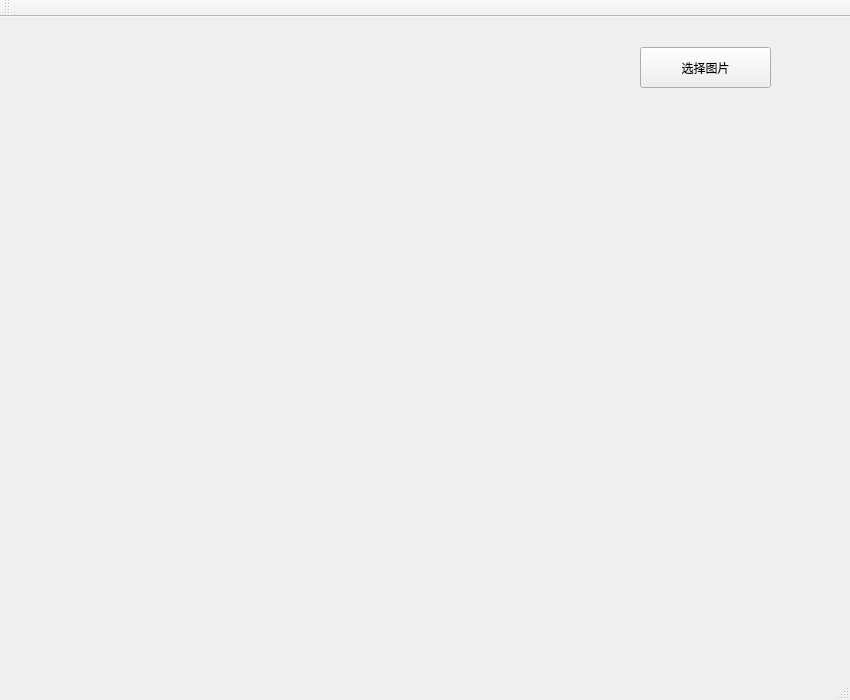
The window that mainwindow.ui (denllx/intelligent-jigsaw) describes before a commit, drawn with Qt 5.
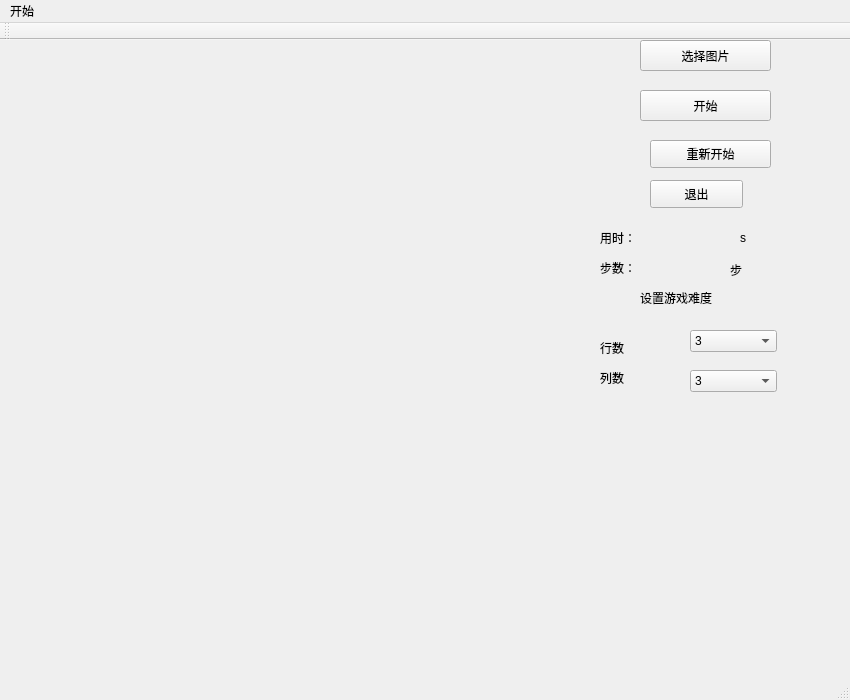
The same window after the commit. Icons and pictures are not drawn.

```diff
--- a/mainwindow.ui
+++ b/mainwindow.ui
@@ -18,9 +18,9 @@
     <property name="geometry">
      <rect>
       <x>640</x>
-      <y>30</y>
+      <y>0</y>
       <width>131</width>
-      <height>41</height>
+      <height>31</height>
      </rect>
     </property>
     <property name="text">
@@ -43,6 +43,262 @@
      <string/>
     </property>
    </widget>
+   <widget class="QLabel" name="label">
+    <property name="geometry">
+     <rect>
+      <x>640</x>
+      <y>250</y>
+      <width>121</width>
+      <height>16</height>
+     </rect>
+    </property>
+    <property name="text">
+     <string>设置游戏难度</string>
+    </property>
+   </widget>
+   <widget class="QLabel" name="label_2">
+    <property name="geometry">
+     <rect>
+      <x>600</x>
+      <y>300</y>
+      <width>72</width>
+      <height>15</height>
+     </rect>
+    </property>
+    <property name="text">
+     <string>行数</string>
+    </property>
+   </widget>
+   <widget class="QLabel" name="label_3">
+    <property name="geometry">
+     <rect>
+      <x>600</x>
+      <y>330</y>
+      <width>72</width>
+      <height>15</height>
+     </rect>
+    </property>
+    <property name="text">
+     <string>列数</string>
+    </property>
+   </widget>
+   <widget class="QComboBox" name="rows">
+    <property name="geometry">
+     <rect>
+      <x>690</x>
+      <y>290</y>
+      <width>87</width>
+      <height>22</height>
+     </rect>
+    </property>
+    <item>
+     <property name="text">
+      <string>3</string>
+     </property>
+    </item>
+    <item>
+     <property name="text">
+      <string>4</string>
+     </property>
+    </item>
+    <item>
+     <property name="text">
+      <string>5</string>
+     </property>
+    </item>
+    <item>
+     <property name="text">
+      <string>6</string>
+     </property>
+    </item>
+    <item>
+     <property name="text">
+      <string>7</string>
+     </property>
+    </item>
+    <item>
+     <property name="text">
+      <string>8</string>
+     </property>
+    </item>
+    <item>
+     <property name="text">
+      <string>9</string>
+     </property>
+    </item>
+    <item>
+     <property name="text">
+      <string>10</string>
+     </property>
+    </item>
+   </widget>
+   <widget class="QComboBox" name="cols">
+    <property name="geometry">
+     <rect>
+      <x>690</x>
+      <y>330</y>
+      <width>87</width>
+      <height>22</height>
+     </rect>
+    </property>
+    <item>
+     <property name="text">
+      <string>3</string>
+     </property>
+    </item>
+    <item>
+     <property name="text">
+      <string>4</string>
+     </property>
+    </item>
+    <item>
+     <property name="text">
+      <string>5</string>
+     </property>
+    </item>
+    <item>
+     <property name="text">
+      <string>6</string>
+     </property>
+    </item>
+    <item>
+     <property name="text">
+      <string>7</string>
+     </property>
+    </item>
+    <item>
+     <property name="text">
+      <string>8</string>
+     </property>
+    </item>
+    <item>
+     <property name="text">
+      <string>9</string>
+     </property>
+    </item>
+    <item>
+     <property name="text">
+      <string>10</string>
+     </property>
+    </item>
+   </widget>
+   <widget class="QLabel" name="label_4">
+    <property name="geometry">
+     <rect>
+      <x>600</x>
+      <y>190</y>
+      <width>72</width>
+      <height>15</height>
+     </rect>
+    </property>
+    <property name="text">
+     <string>用时：</string>
+    </property>
+   </widget>
+   <widget class="QLabel" name="seconds">
+    <property name="geometry">
+     <rect>
+      <x>660</x>
+      <y>190</y>
+      <width>71</width>
+      <height>20</height>
+     </rect>
+    </property>
+    <property name="text">
+     <string/>
+    </property>
+   </widget>
+   <widget class="QLabel" name="label_6">
+    <property name="geometry">
+     <rect>
+      <x>740</x>
+      <y>190</y>
+      <width>72</width>
+      <height>15</height>
+     </rect>
+    </property>
+    <property name="text">
+     <string>s</string>
+    </property>
+   </widget>
+   <widget class="QLabel" name="label_5">
+    <property name="geometry">
+     <rect>
+      <x>600</x>
+      <y>220</y>
+      <width>72</width>
+      <height>15</height>
+     </rect>
+    </property>
+    <property name="text">
+     <string>步数：</string>
+    </property>
+   </widget>
+   <widget class="QLabel" name="steps">
+    <property name="geometry">
+     <rect>
+      <x>650</x>
+      <y>220</y>
+      <width>72</width>
+      <height>15</height>
+     </rect>
+    </property>
+    <property name="text">
+     <string/>
+    </property>
+   </widget>
+   <widget class="QLabel" name="label_7">
+    <property name="geometry">
+     <rect>
+      <x>730</x>
+      <y>220</y>
+      <width>71</width>
+      <height>20</height>
+     </rect>
+    </property>
+    <property name="text">
+     <string>步</string>
+    </property>
+   </widget>
+   <widget class="QPushButton" name="start">
+    <property name="geometry">
+     <rect>
+      <x>640</x>
+      <y>50</y>
+      <width>131</width>
+      <height>31</height>
+     </rect>
+    </property>
+    <property name="text">
+     <string>开始</string>
+    </property>
+   </widget>
+   <widget class="QPushButton" name="reset">
+    <property name="geometry">
+     <rect>
+      <x>650</x>
+      <y>100</y>
+      <width>121</width>
+      <height>28</height>
+     </rect>
+    </property>
+    <property name="text">
+     <string>重新开始</string>
+    </property>
+   </widget>
+   <widget class="QPushButton" name="exit">
+    <property name="geometry">
+     <rect>
+      <x>650</x>
+      <y>140</y>
+      <width>93</width>
+      <height>28</height>
+     </rect>
+    </property>
+    <property name="text">
+     <string>退出</string>
+    </property>
+   </widget>
   </widget>
   <widget class="QMenuBar" name="menuBar">
    <property name="geometry">
@@ -53,6 +309,13 @@
      <height>26</height>
     </rect>
    </property>
+   <widget class="QMenu" name="menu">
+    <property name="title">
+     <string>开始</string>
+    </property>
+    <addaction name="separator"/>
+   </widget>
+   <addaction name="menu"/>
   </widget>
   <widget class="QToolBar" name="mainToolBar">
    <attribute name="toolBarArea">
```
